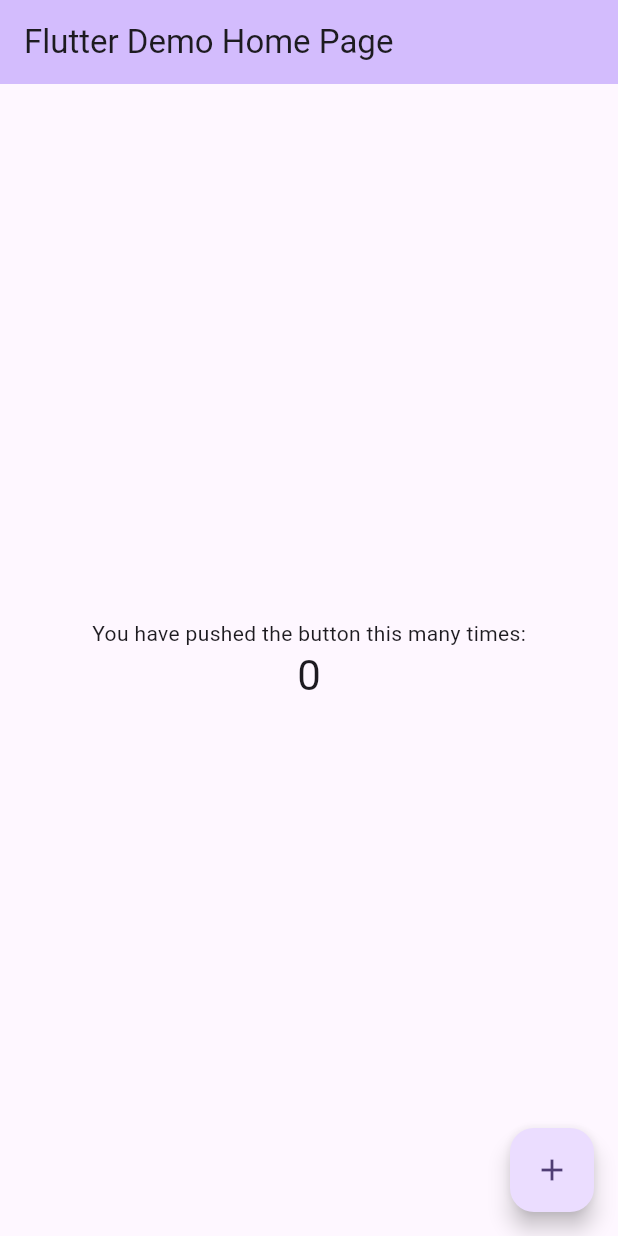
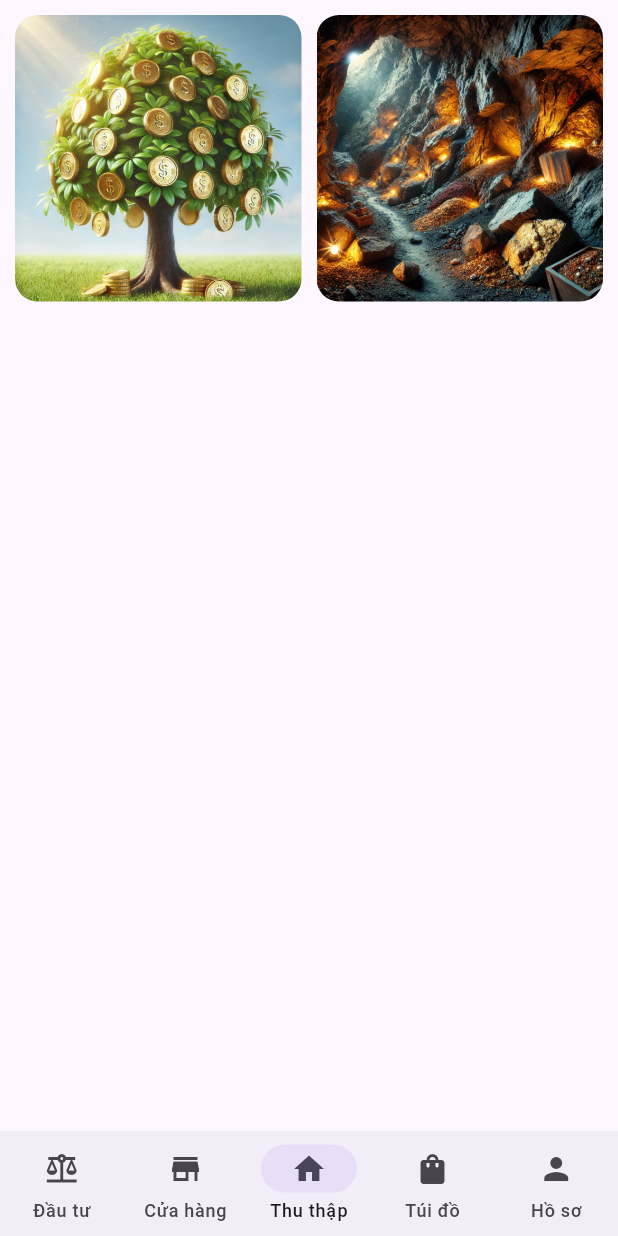
Before and after one commit to TranDangKhoaID/Collect-Life-Game-Flutter, a Flutter app: the screen it shows after launch, on a phone screen of 412 x 824 dp. Run offline on Flutter 3.47's test engine with Material 3 defaults, Android fonts, the phone set to English and light mode, and no system bars; our stand-ins replace get, get_it, injectable.

Commit message:
add home screen

```diff
--- /dev/null
+++ b/lib/locator.dart
@@ -0,0 +1,12 @@
+import 'package:collect_life_game/locator.config.dart';
+import 'package:get_it/get_it.dart';
+import 'package:injectable/injectable.dart';
+
+GetIt locator = GetIt.instance;
+
+@InjectableInit(
+  initializerName: r'$initGetIt', // default
+  preferRelativeImports: true, // default
+  asExtension: false, // default
+)
+GetIt configureDependencies() => $initGetIt(locator);
--- a/lib/main.dart
+++ b/lib/main.dart
@@ -1,125 +1,6 @@
+import 'package:collect_life_game/my_app.dart';
 import 'package:flutter/material.dart';
 
 void main() {
   runApp(const MyApp());
 }
-
-class MyApp extends StatelessWidget {
-  const MyApp({super.key});
-
-  // This widget is the root of your application.
-  @override
-  Widget build(BuildContext context) {
-    return MaterialApp(
-      title: 'Flutter Demo',
-      theme: ThemeData(
-        // This is the theme of your application.
-        //
-        // TRY THIS: Try running your application with "flutter run". You'll see
-        // the application has a purple toolbar. Then, without quitting the app,
-        // try changing the seedColor in the colorScheme below to Colors.green
-        // and then invoke "hot reload" (save your changes or press the "hot
-        // reload" button in a Flutter-supported IDE, or press "r" if you used
-        // the command line to start the app).
-        //
-        // Notice that the counter didn't reset back to zero; the application
-        // state is not lost during the reload. To reset the state, use hot
-        // restart instead.
-        //
-        // This works for code too, not just values: Most code changes can be
-        // tested with just a hot reload.
-        colorScheme: ColorScheme.fromSeed(seedColor: Colors.deepPurple),
-        useMaterial3: true,
-      ),
-      home: const MyHomePage(title: 'Flutter Demo Home Page'),
-    );
-  }
-}
-
-class MyHomePage extends StatefulWidget {
-  const MyHomePage({super.key, required this.title});
-
-  // This widget is the home page of your application. It is stateful, meaning
-  // that it has a State object (defined below) that contains fields that affect
-  // how it looks.
-
-  // This class is the configuration for the state. It holds the values (in this
-  // case the title) provided by the parent (in this case the App widget) and
-  // used by the build method of the State. Fields in a Widget subclass are
-  // always marked "final".
-
-  final String title;
-
-  @override
-  State<MyHomePage> createState() => _MyHomePageState();
-}
-
-class _MyHomePageState extends State<MyHomePage> {
-  int _counter = 0;
-
-  void _incrementCounter() {
-    setState(() {
-      // This call to setState tells the Flutter framework that something has
-      // changed in this State, which causes it to rerun the build method below
-      // so that the display can reflect the updated values. If we changed
-      // _counter without calling setState(), then the build method would not be
-      // called again, and so nothing would appear to happen.
-      _counter++;
-    });
-  }
-
-  @override
-  Widget build(BuildContext context) {
-    // This method is rerun every time setState is called, for instance as done
-    // by the _incrementCounter method above.
-    //
-    // The Flutter framework has been optimized to make rerunning build methods
-    // fast, so that you can just rebuild anything that needs updating rather
-    // than having to individually change instances of widgets.
-    return Scaffold(
-      appBar: AppBar(
-        // TRY THIS: Try changing the color here to a specific color (to
-        // Colors.amber, perhaps?) and trigger a hot reload to see the AppBar
-        // change color while the other colors stay the same.
-        backgroundColor: Theme.of(context).colorScheme.inversePrimary,
-        // Here we take the value from the MyHomePage object that was created by
-        // the App.build method, and use it to set our appbar title.
-        title: Text(widget.title),
-      ),
-      body: Center(
-        // Center is a layout widget. It takes a single child and positions it
-        // in the middle of the parent.
-        child: Column(
-          // Column is also a layout widget. It takes a list of children and
-          // arranges them vertically. By default, it sizes itself to fit its
-          // children horizontally, and tries to be as tall as its parent.
-          //
-          // Column has various properties to control how it sizes itself and
-          // how it positions its children. Here we use mainAxisAlignment to
-          // center the children vertically; the main axis here is the vertical
-          // axis because Columns are vertical (the cross axis would be
-          // horizontal).
-          //
-          // TRY THIS: Invoke "debug painting" (choose the "Toggle Debug Paint"
-          // action in the IDE, or press "p" in the console), to see the
-          // wireframe for each widget.
-          mainAxisAlignment: MainAxisAlignment.center,
-          children: <Widget>[
-            const Text(
-              'You have pushed the button this many times:',
-            ),
-            Text(
-              '$_counter',
-              style: Theme.of(context).textTheme.headlineMedium,
-            ),
-          ],
-        ),
-      ),
-      floatingActionButton: FloatingActionButton(
-        onPressed: _incrementCounter,
-        tooltip: 'Increment',
-        child: const Icon(Icons.add),
-      ), // This trailing comma makes auto-formatting nicer for build methods.
-    );
-  }
-}
--- /dev/null
+++ b/lib/my_app.dart
@@ -0,0 +1,22 @@
+import 'package:collect_life_game/routes.dart';
+import 'package:flutter/material.dart';
+import 'package:get/get.dart';
+
+class MyApp extends StatefulWidget {
+  const MyApp({super.key});
+
+  @override
+  State<MyApp> createState() => _MyAppState();
+}
+
+class _MyAppState extends State<MyApp> {
+  @override
+  Widget build(BuildContext context) {
+    return GetMaterialApp(
+      onGenerateRoute: AppRoute.generateRoute,
+      navigatorKey: Get.key,
+      initialRoute: AppRoute.navigationMenu,
+    );
+    ;
+  }
+}
--- /dev/null
+++ b/lib/navigation_menu.dart
@@ -0,0 +1,68 @@
+import 'package:collect_life_game/screens/home/home_screen.dart';
+import 'package:flutter/material.dart';
+import 'package:get/get.dart';
+
+class NavigationMenu extends StatelessWidget {
+  const NavigationMenu({super.key});
+
+  @override
+  Widget build(BuildContext context) {
+    final controller = Get.put(NavigationController());
+
+    return Scaffold(
+      bottomNavigationBar: Obx(
+        () => NavigationBar(
+          height: 70,
+          elevation: 0,
+          selectedIndex: controller.selectedIndex.value,
+          onDestinationSelected: (value) =>
+              controller.selectedIndex.value = value,
+          destinations: [
+            NavigationDestination(
+              icon: const Icon(Icons.balance),
+              label: 'Đầu tư',
+            ),
+            NavigationDestination(
+              icon: const Icon(Icons.store),
+              label: 'Cửa hàng',
+            ),
+            NavigationDestination(
+              icon: const Icon(Icons.home),
+              label: 'Thu thập',
+            ),
+            NavigationDestination(
+              icon: const Icon(Icons.shopping_bag),
+              label: 'Túi đồ',
+            ),
+            NavigationDestination(
+              icon: const Icon(Icons.person),
+              label: 'Hồ sơ',
+            ),
+          ],
+        ),
+      ),
+      body: Obx(
+        () => controller.screens[controller.selectedIndex.value],
+      ),
+    );
+  }
+}
+
+class NavigationController extends GetxController {
+  final Rx<int> selectedIndex = 2.obs;
+  final screens = [
+    Container(
+      color: Colors.red,
+    ),
+    Container(
+      color: Colors.green,
+    ),
+    const HomeScreen(),
+    Container(
+      color: Colors.blue,
+    ),
+    Container(
+      color: Colors.yellow,
+    ),
+  ];
+}
--- /dev/null
+++ b/lib/routes.dart
@@ -0,0 +1,39 @@
+import 'package:collect_life_game/navigation_menu.dart';
+import 'package:flutter/material.dart';
+
+class AppRoute {
+  /// MARK: - Initials;
+  static const String splashScreen = '/splash-screen';
+  static const String navigationMenu = '/navigation-menu';
+
+  static Route<dynamic> generateRoute(RouteSettings settings) {
+    switch (settings.name) {
+      // case splashScreen:
+      //   return MaterialPageRoute(
+      //     builder: (_) => const SplashScreen(),
+      //     settings: settings,
+      //   );
+      case navigationMenu:
+        return MaterialPageRoute(
+          builder: (_) => const NavigationMenu(),
+          settings: settings,
+        );
+      default:
+        return _errorRoute();
+    }
+  }
+
+  static Route<dynamic> _errorRoute() {
+    return MaterialPageRoute(builder: (context) {
+      return Scaffold(
+        appBar: AppBar(
+          title: const Text('Lỗi'),
+          centerTitle: true,
+        ),
+        body: const Center(
+          child: Text('page_not_found'),
+        ),
+      );
+    });
+  }
+}
--- /dev/null
+++ b/lib/screens/home/home_screen.dart
@@ -0,0 +1,48 @@
+import 'package:flutter/material.dart';
+
+class HomeScreen extends StatefulWidget {
+  const HomeScreen({super.key});
+
+  @override
+  State<HomeScreen> createState() => _HomeScreenState();
+}
+
+class _HomeScreenState extends State<HomeScreen> {
+  @override
+  Widget build(BuildContext context) {
+    return Scaffold(
+      body: SafeArea(
+        child: Column(
+          children: [
+            Padding(
+              padding: const EdgeInsets.all(10),
+              child: Row(
+                children: [
+                  Expanded(
+                    child: ClipRRect(
+                      borderRadius: BorderRadius.circular(15),
+                      child: Image.asset(
+                        'assets/images/three_coin.webp',
+                        fit: BoxFit.cover,
+                      ),
+                    ),
+                  ),
+                  SizedBox(width: 10),
+                  Expanded(
+                    child: ClipRRect(
+                      borderRadius: BorderRadius.circular(15),
+                      child: Image.asset(
+                        'assets/images/cave.webp',
+                        fit: BoxFit.cover,
+                      ),
+                    ),
+                  )
+                ],
+              ),
+            )
+          ],
+        ),
+      ),
+    );
+  }
+}
```
Also changed, not shown: pubspec.yaml (+24 -30 lines), assets/images/cave.webp (added), assets/images/three_coin.webp (added), lib/locator.config.dart (added), pubspec.lock, 5 other files.
